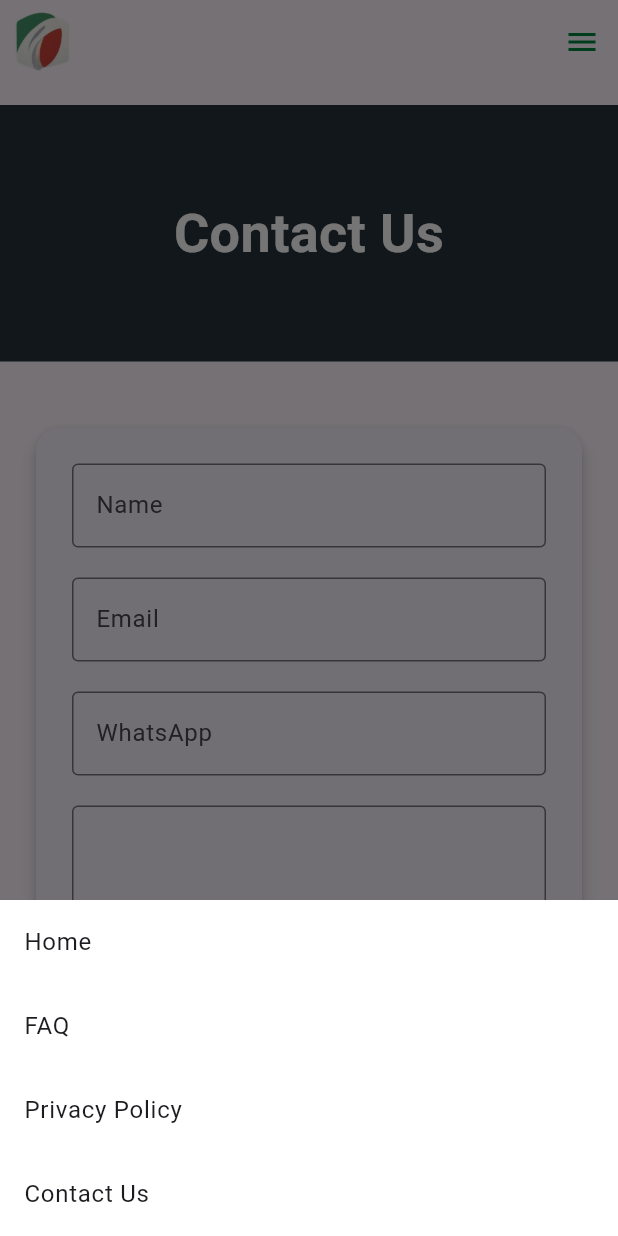
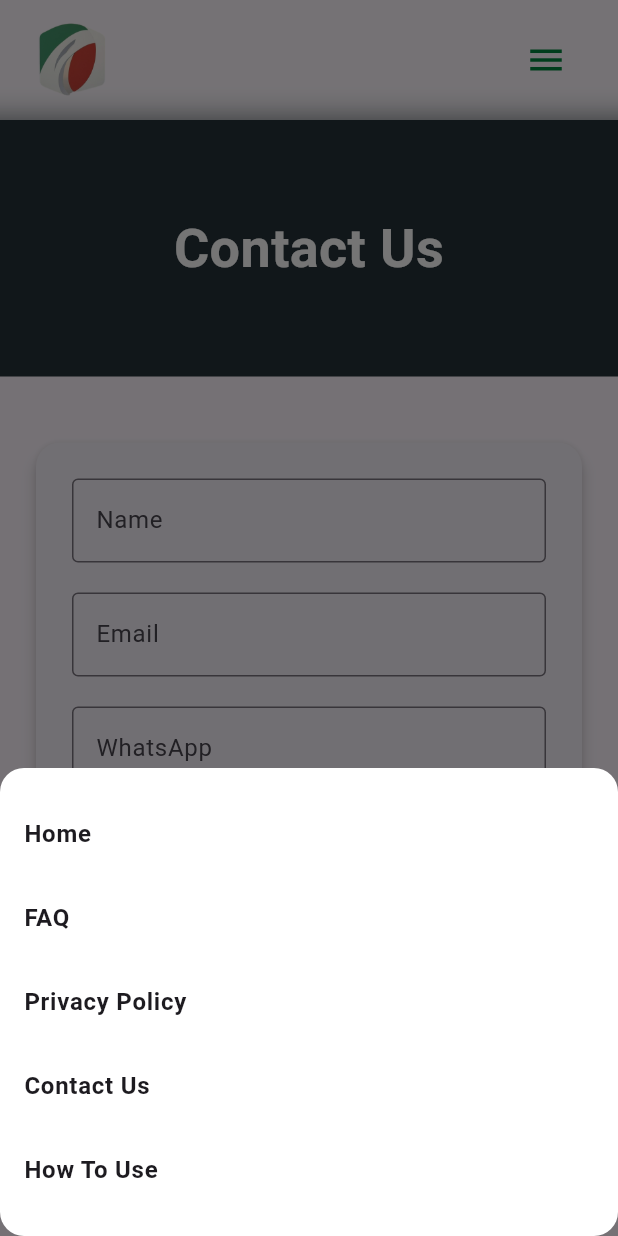
Before and after one commit to fwdAndroid/victoria_real_state_website, a Flutter app: the ContactUsPage screen opened by its route, after a tap on the "menu" icon, on a phone screen of 412 x 824 dp. Run offline on Flutter 3.47's test engine with Material 3 defaults, Android fonts, the phone set to English and light mode, and no system bars; our stand-ins replace font_awesome_flutter, google_fonts, visibility_detector.

Commit message:
New Page

```diff
--- a/lib/components/header.dart
+++ b/lib/components/header.dart
@@ -1,4 +1,6 @@
+import 'dart:ui';
 import 'package:flutter/material.dart';
+import 'package:google_fonts/google_fonts.dart';
 
 class Header extends StatefulWidget implements PreferredSizeWidget {
   const Header({super.key});
@@ -7,7 +9,7 @@ class Header extends StatefulWidget implements PreferredSizeWidget {
   State<Header> createState() => _HeaderState();
 
   @override
-  Size get preferredSize => const Size.fromHeight(70);
+  Size get preferredSize => const Size.fromHeight(80);
 }
 
 class _HeaderState extends State<Header> {
@@ -18,7 +20,7 @@ class _HeaderState extends State<Header> {
     super.initState();
     WidgetsBinding.instance.addPostFrameCallback((_) {
       ScrollableState? scrollableState = Scrollable.of(context);
-      scrollableState?.position.addListener(_scrollListener);
+      scrollableState.position.addListener(_scrollListener);
     });
   }
 
@@ -33,97 +35,160 @@ class _HeaderState extends State<Header> {
     final isMobile = MediaQuery.of(context).size.width < 800;
 
     // Shrink height and adjust opacity based on scroll
-    double appBarHeight = 70 - (_scrollOffset / 15);
-    appBarHeight = appBarHeight.clamp(50, 70);
-    double bgOpacity = (_scrollOffset / 150).clamp(0, 1);
+    double appBarHeight = 80 - (_scrollOffset / 20);
+    appBarHeight = appBarHeight.clamp(60, 80);
+    double bgOpacity = (_scrollOffset / 200).clamp(0.3, 1);
 
     return AnimatedContainer(
-      duration: const Duration(milliseconds: 200),
+      duration: const Duration(milliseconds: 250),
       height: appBarHeight,
+      child: ClipRRect(
+        child: BackdropFilter(
+          filter: ImageFilter.blur(sigmaX: 10, sigmaY: 10),
+          child: Container(
+            decoration: BoxDecoration(
               color: Colors.white.withOpacity(bgOpacity),
-      child: AppBar(
-        backgroundColor: Colors.transparent,
-        elevation: bgOpacity > 0.2 ? 4 : 0,
-        automaticallyImplyLeading: false,
-        leading: Padding(
-          padding: const EdgeInsets.all(8.0),
-          child: Image.asset('assets/logo.png', height: 50),
+              boxShadow: [
+                if (bgOpacity > 0.4)
+                  BoxShadow(
+                    color: Colors.black12,
+                    blurRadius: 10,
+                    offset: const Offset(0, 4),
                   ),
-        title: null, // no title, navigation moves to actions
-        actions: isMobile
-            ? [
+              ],
+            ),
+            child: Padding(
+              padding: const EdgeInsets.symmetric(horizontal: 24),
+              child: Row(
+                children: [
+                  Image.asset('assets/logo.png', height: 50),
+                  const Spacer(),
+                  if (!isMobile)
+                    Row(
+                      children: [
+                        _navButton(context, "Home", '/'),
+                        //// _navButton(context, "Privacy Policy", '/privacy'),
+                        _navButton(context, "FAQ", '/about'),
+                        _navButton(context, "How To Use", '/howto'),
+
+                        _navButton(context, "Contact Us", '/contactUs'),
+                      ],
+                    ),
+                  if (isMobile)
                     IconButton(
-                  icon: const Icon(Icons.menu, color: Color(0xFF00843D)),
-                  onPressed: () {
-                    _showMobileMenu(context);
-                  },
+                      icon: const Icon(
+                        Icons.menu,
+                        color: Color(0xFF00843D),
+                        size: 28,
                       ),
-              ]
-            : [
-                _navButton(context, "Home", '/'),
-                const SizedBox(width: 40),
-
-                _navButton(context, "Privacy Policy", '/privacy'),
-                const SizedBox(width: 40),
-                _navButton(context, "FAQ", '/about'),
-                const SizedBox(width: 40),
-                _navButton(context, "Contact Us", '/contactUs'),
-                const SizedBox(width: 40),
+                      onPressed: () => _showMobileMenu(context),
+                    ),
                 ],
+              ),
+            ),
+          ),
+        ),
       ),
     );
   }
 
   Widget _navButton(BuildContext context, String title, String route) {
-    return TextButton(
-      onPressed: () {
-        if (ModalRoute.of(context)?.settings.name != route) {
-          Navigator.pushNamed(context, route);
-        }
-      },
-      style: TextButton.styleFrom(
-        foregroundColor: const Color(0xFF00843D),
-        textStyle: const TextStyle(fontSize: 18, fontWeight: FontWeight.w600),
+    return Padding(
+      padding: const EdgeInsets.symmetric(horizontal: 16),
+      child: _HoverUnderlineButton(
+        title: title,
+        route: route,
+        color: const Color(0xFF00843D),
       ),
-      child: Text(title),
     );
   }
 
   void _showMobileMenu(BuildContext context) {
     showModalBottomSheet(
+      backgroundColor: Colors.transparent,
       context: context,
       builder: (context) => Container(
+        decoration: BoxDecoration(
           color: Colors.white,
+          borderRadius: BorderRadius.circular(16),
+        ),
+        padding: const EdgeInsets.symmetric(vertical: 16),
         child: Column(
           mainAxisSize: MainAxisSize.min,
           children: [
-            ListTile(
-              title: const Text("Home"),
+            _mobileMenuTile("Home", '/'),
+            _mobileMenuTile("FAQ", '/about'),
+            _mobileMenuTile("Privacy Policy", '/privacy'),
+            _mobileMenuTile("Contact Us", '/contactUs'),
+            _mobileMenuTile("How To Use", '/howto'),
+          ],
+        ),
+      ),
+    );
+  }
+
+  Widget _mobileMenuTile(String title, String route) {
+    return ListTile(
+      title: Text(title, style: const TextStyle(fontWeight: FontWeight.w600)),
       onTap: () {
         Navigator.pop(context);
-                Navigator.pushNamed(context, '/');
+        Navigator.pushNamed(context, route);
       },
+    );
+  }
+}
+
+// Hover underline button for desktop navigation
+class _HoverUnderlineButton extends StatefulWidget {
+  final String title;
+  final String route;
+  final Color color;
+
+  const _HoverUnderlineButton({
+    required this.title,
+    required this.route,
+    required this.color,
+  });
+
+  @override
+  State<_HoverUnderlineButton> createState() => _HoverUnderlineButtonState();
+}
+
+class _HoverUnderlineButtonState extends State<_HoverUnderlineButton> {
+  bool _isHovering = false;
+
+  @override
+  Widget build(BuildContext context) {
+    return MouseRegion(
+      cursor: SystemMouseCursors.click,
+      onEnter: (_) => setState(() => _isHovering = true),
+      onExit: (_) => setState(() => _isHovering = false),
+      child: GestureDetector(
+        onTap: () {
+          if (ModalRoute.of(context)?.settings.name != widget.route) {
+            Navigator.pushNamed(context, widget.route);
+          }
+        },
+        child: Column(
+          mainAxisSize: MainAxisSize.min,
+          children: [
+            Text(
+              widget.title,
+              style: GoogleFonts.poppins(
+                fontSize: 18,
+                fontWeight: FontWeight.w600,
+                color: widget.color,
               ),
-            ListTile(
-              title: const Text("FAQ"),
-              onTap: () {
-                Navigator.pop(context);
-                Navigator.pushNamed(context, '/about');
-              },
             ),
-            ListTile(
-              title: const Text("Privacy Policy"),
-              onTap: () {
-                Navigator.pop(context);
-                Navigator.pushNamed(context, '/privacy');
-              },
+            const SizedBox(height: 4),
+            AnimatedContainer(
+              duration: const Duration(milliseconds: 200),
+              height: 2,
+              width: _isHovering ? 30 : 0,
+              decoration: BoxDecoration(
+                color: widget.color,
+                borderRadius: BorderRadius.circular(1),
               ),
-            ListTile(
-              title: const Text("Contact Us"),
-              onTap: () {
-                Navigator.pop(context);
-                Navigator.pushNamed(context, '/contactUs');
-              },
             ),
           ],
         ),
--- a/lib/main.dart
+++ b/lib/main.dart
@@ -2,6 +2,7 @@ import 'package:flutter/material.dart';
 import 'package:victoria_real_state_website/pages/about_us_page.dart';
 import 'package:victoria_real_state_website/pages/contact_us_page.dart';
 import 'package:victoria_real_state_website/pages/home_page.dart';
+import 'package:victoria_real_state_website/pages/how_to_use_page.dart';
 import 'package:victoria_real_state_website/pages/privacy_policy_page.dart';
 
 void main() {
@@ -15,7 +16,7 @@ class MyApp extends StatelessWidget {
   @override
   Widget build(BuildContext context) {
     return MaterialApp(
-      title: 'Victoria UAE Real Estate',
+      title: 'Victoria Real Estate UAE',
       debugShowCheckedModeBanner: false,
       theme: ThemeData(primarySwatch: Colors.blue, useMaterial3: true),
       initialRoute: '/',
@@ -24,6 +25,7 @@ class MyApp extends StatelessWidget {
         '/about': (_) => const AboutUsPage(),
         '/privacy': (_) => const PrivacyPolicyPage(),
         '/contactUs': (_) => const ContactUsPage(),
+        '/howto': (_) => const HowToUsePage(),
       },
     );
   }
--- a/lib/pages/contact_us_page.dart
+++ b/lib/pages/contact_us_page.dart
@@ -238,22 +238,22 @@ ${_messageController.text}
             ),
             const SizedBox(height: 16),
 
-            InkWell(
-              onTap: () => launchUrl(Uri.parse("mailto:igdslimited@gmail.com")),
-              child: Row(
-                children: const [
-                  Icon(Icons.email, color: Colors.blueGrey),
-                  SizedBox(width: 10),
-                  Text(
-                    "igdslimited@gmail.com",
-                    style: TextStyle(
-                      fontSize: 16,
-                      decoration: TextDecoration.underline,
-                    ),
-                  ),
-                ],
-              ),
-            ),
+            // InkWell(
+            //   onTap: () => launchUrl(Uri.parse("mailto:igdslimited@gmail.com")),
+            //   child: Row(
+            //     children: const [
+            //       Icon(Icons.email, color: Colors.blueGrey),
+            //       SizedBox(width: 10),
+            //       Text(
+            //         "igdslimited@gmail.com",
+            //         style: TextStyle(
+            //           fontSize: 16,
+            //           decoration: TextDecoration.underline,
+            //         ),
+            //       ),
+            //     ],
+            //   ),
+            // ),
           ],
         ),
       ),
--- a/lib/pages/home_page.dart
+++ b/lib/pages/home_page.dart
@@ -74,7 +74,7 @@ class _HomePageState extends State<HomePage> with TickerProviderStateMixin {
             SizedBox(
               width: double.infinity,
               height: isMobile ? 300 : 500,
-              child: Image.asset("assets/image.jpg", fit: BoxFit.cover),
+              child: Image.asset("assets/image2.jpg", fit: BoxFit.cover),
             ),
             Container(
               width: double.infinity,
--- a/pubspec.yaml
+++ b/pubspec.yaml
@@ -33,6 +33,7 @@ dependencies:
     sdk: flutter
   flutter_markdown: ^0.7.7+1
   font_awesome_flutter: ^10.9.0
+  google_fonts: ^6.3.0
   url_launcher: ^6.3.2
   visibility_detector: ^0.4.0+2
 
```
Also changed, not shown: lib/pages/how_to_use_page.dart (added, +16 -0 lines), pubspec.lock, 1 other file. Lines whose indentation alone changed are shown as unchanged.
